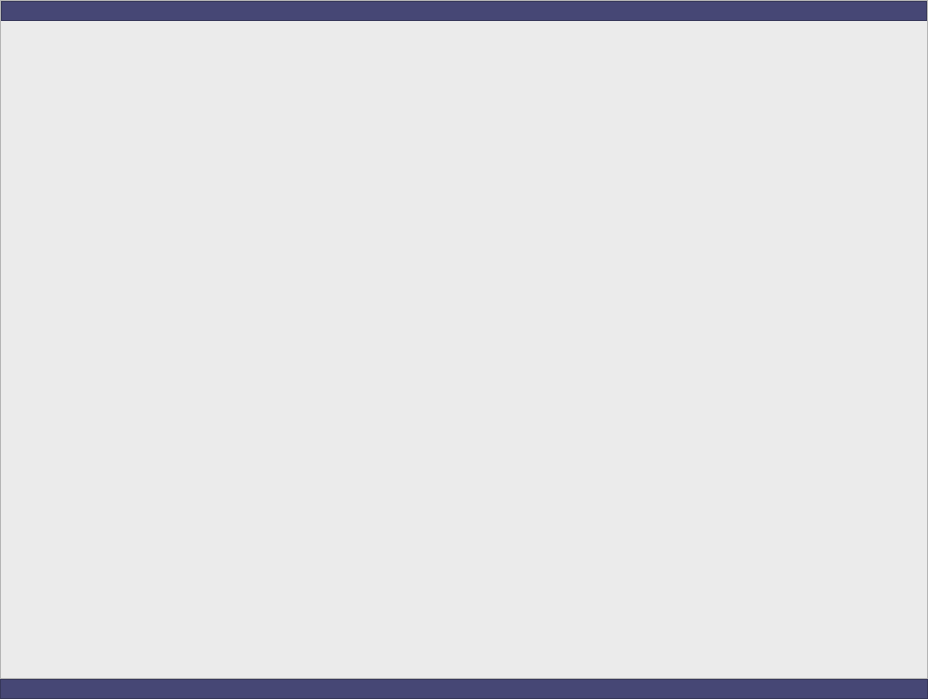
Above: mainwindow.ui from IsolatedSushi2/Traffic before the change. Below: the same form after it.
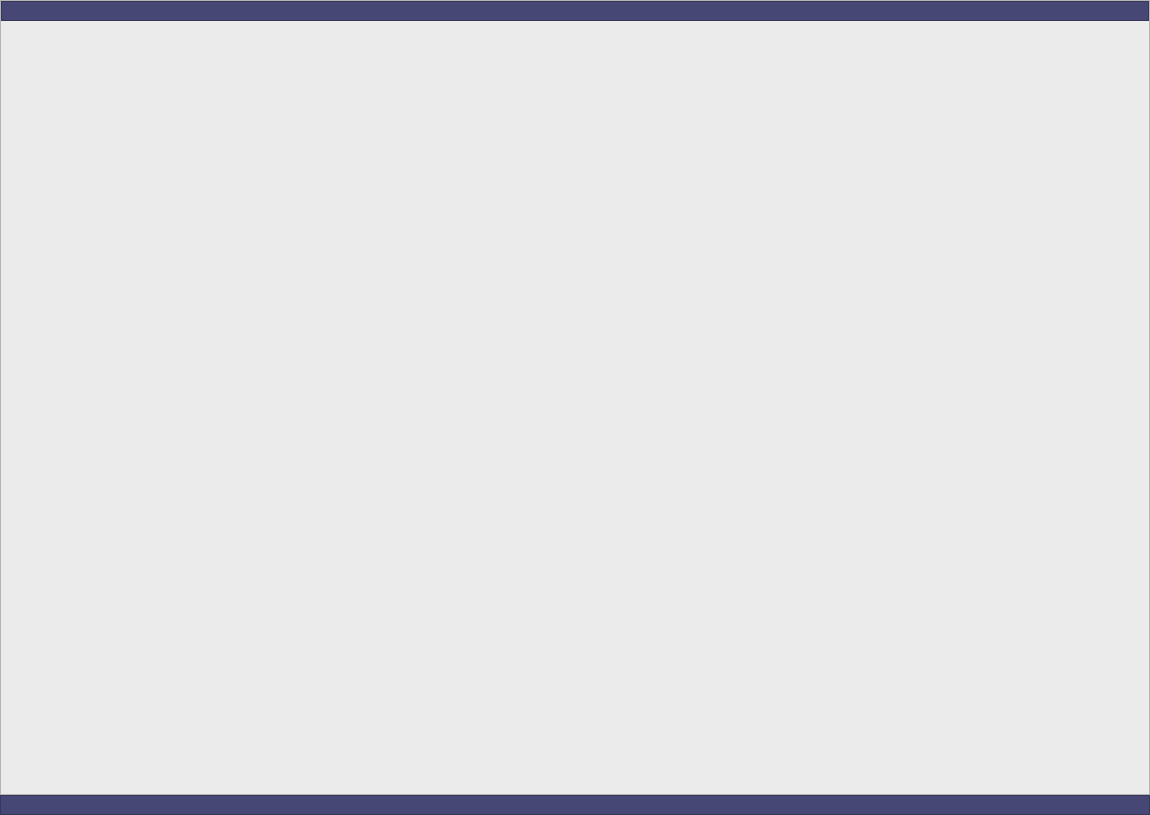
That is the form after the change.

```diff
--- a/mainwindow.ui
+++ b/mainwindow.ui
@@ -6,14 +6,26 @@
    <rect>
     <x>0</x>
     <y>0</y>
-    <width>928</width>
-    <height>699</height>
+    <width>1150</width>
+    <height>815</height>
    </rect>
   </property>
+  <property name="minimumSize">
+   <size>
+    <width>500</width>
+    <height>500</height>
+   </size>
+  </property>
   <property name="windowTitle">
    <string>MainWindow</string>
   </property>
   <widget class="QWidget" name="centralwidget">
+   <property name="minimumSize">
+    <size>
+     <width>200</width>
+     <height>200</height>
+    </size>
+   </property>
    <property name="styleSheet">
     <string notr="true">background-color: rgb(235, 235, 235);</string>
    </property>
@@ -84,10 +96,30 @@
          <property name="frameShadow">
           <enum>QFrame::Raised</enum>
          </property>
+         <layout class="QHBoxLayout" name="horizontalLayout">
+          <property name="spacing">
+           <number>0</number>
+          </property>
+          <property name="leftMargin">
+           <number>0</number>
+          </property>
+          <property name="topMargin">
+           <number>0</number>
+          </property>
+          <property name="rightMargin">
+           <number>0</number>
+          </property>
+         </layout>
         </widget>
        </item>
        <item>
         <widget class="QStackedWidget" name="stackedWidget">
+         <property name="minimumSize">
+          <size>
+           <width>100</width>
+           <height>100</height>
+          </size>
+         </property>
          <widget class="QWidget" name="pointCloudPage">
           <layout class="QVBoxLayout" name="verticalLayout_3">
            <property name="spacing">
```
Left out of the diff: 2 changed lines with no effect on the pictures.
